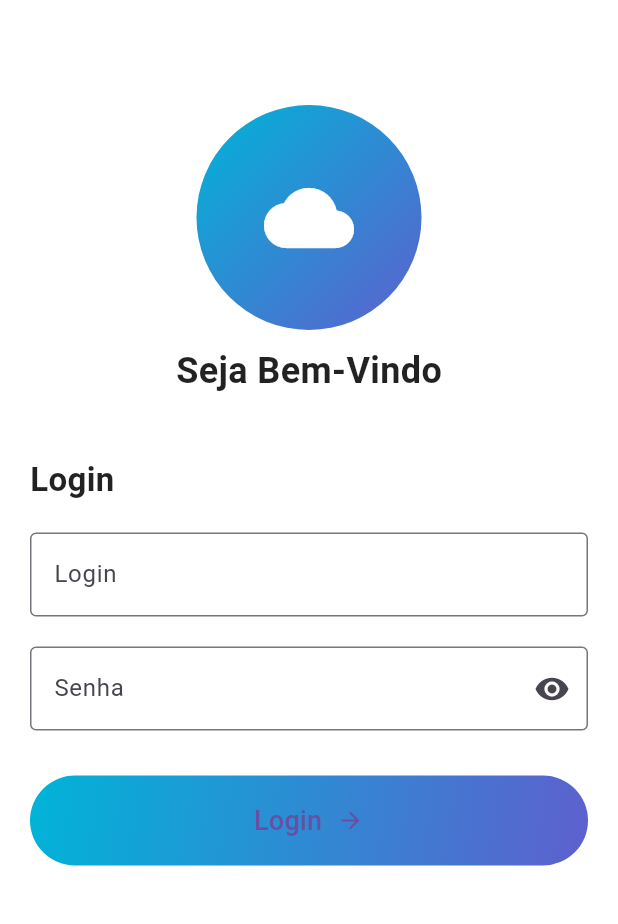
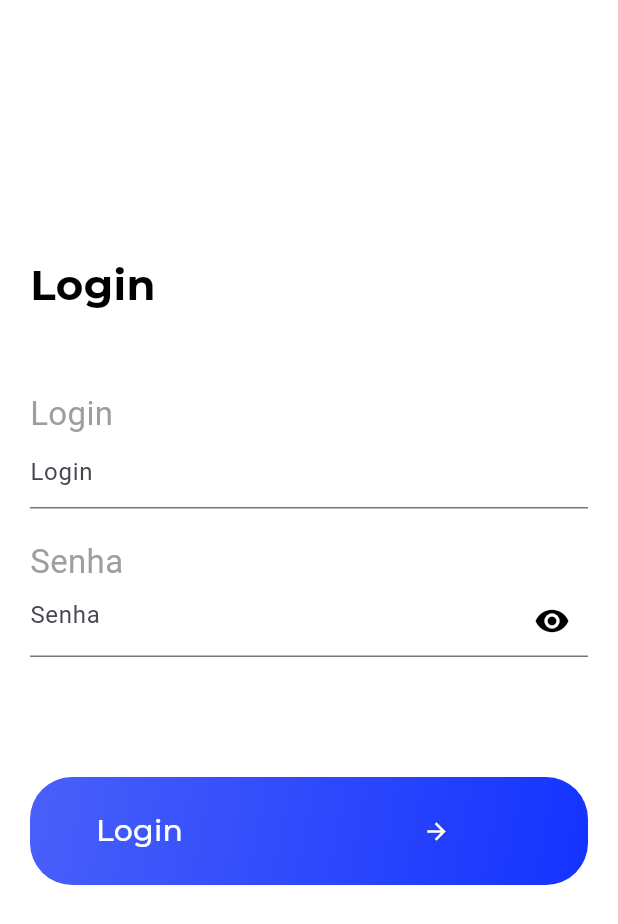
Before and after one commit to JoaoVancea/COPA, a Flutter app: the screen it shows after launch, on a phone screen of 412 x 824 dp. Shown: the top 924 px of the screen. Run offline on Flutter 3.47's test engine with Material 3 defaults, Android fonts, the phone set to English and light mode, and no system bars; our stand-ins replace cloud_firestore, firebase_core, google_fonts; accounts and stored records are empty.

Commit message:
tela login 80% concluida

```diff
--- a/lib/UI/pages/login_page.dart
+++ b/lib/UI/pages/login_page.dart
@@ -1,87 +1,62 @@
 import 'package:flutter/material.dart';
+import 'package:google_fonts/google_fonts.dart';
 
 class LoginScreen extends StatelessWidget {
+  bool _isObscured = true;
   @override
   Widget build(BuildContext context) {
     return Scaffold(
       backgroundColor: Colors.white,
       body: Padding(
-        padding: EdgeInsets.all(20.0),
+        padding: const EdgeInsets.all(20.0),
         child: Column(
           crossAxisAlignment: CrossAxisAlignment.start,
           children: [
-            SizedBox(height: 50),
-            Center(
-              child: Column(
-                children: [
-                  Container(
-                    width: 150,
-                    height: 150,
-                    decoration: BoxDecoration(
-                      shape: BoxShape.circle,
-                      gradient: LinearGradient(
-                        colors: [Color(0xFF00B4D8), Color(0xFF5E60CE)],
-                        begin: Alignment.topLeft,
-                        end: Alignment.bottomRight,
-                      ),
-                    ),
-                    child: Center(
-                      child: Icon(
-                        Icons.cloud,
-                        size: 60,
-                        color: Colors.white,
-                      ),
-                    ),
-                  ),
-                  SizedBox(height: 10),
-                  Text(
-                    'Seja Bem-Vindo',
-                    style: TextStyle(
-                      fontSize: 24,
-                      fontWeight: FontWeight.bold,
-                      color: Colors.black87,
-                    ),
-                  ),
-                ],
+            const SizedBox(height: 150),
+            Text('Login',
+                style: GoogleFonts.montserrat(
+                    fontSize: 28,
+                    fontWeight: FontWeight.bold,
+                    color: Colors.black)),
+            const SizedBox(height: 50),
+            Column(crossAxisAlignment: CrossAxisAlignment.start, children: [
+              Text(
+                'Login',
+                style: GoogleFonts.roboto(
+                    fontWeight: FontWeight.normal,
+                    fontSize: 22,
+                    color: Colors.grey),
               ),
-            ),
-            SizedBox(height: 40),
-            Text(
-              'Login',
-              style: TextStyle(
-                fontSize: 22,
-                fontWeight: FontWeight.bold,
-                color: Colors.black87,
+              const TextField(
+                decoration: InputDecoration(
+                  hintText: 'Login',
+                  border: UnderlineInputBorder(),
+                ),
               ),
-            ),
-            SizedBox(height: 20),
-            TextField(
-              decoration: InputDecoration(
-                labelText: 'Login',
-                border: OutlineInputBorder(),
+            ]),
+            const SizedBox(height: 20),
+            Column(crossAxisAlignment: CrossAxisAlignment.start, children: [
+              Text(
+                'Senha',
+                style: GoogleFonts.roboto(
+                    fontWeight: FontWeight.normal,
+                    fontSize: 22,
+                    color: Colors.grey),
               ),
-            ),
-            SizedBox(height: 20),
-            TextField(
-              obscureText: true,
-              decoration: InputDecoration(
-                labelText: 'Senha',
-                border: OutlineInputBorder(),
-                suffixIcon: Icon(Icons.visibility),
-              ),
-            ),
-            SizedBox(height: 30),
+              PasswordField()
+            ]),
+            const SizedBox(height: 80),
             Center(
               child: Container(
                 width: double.infinity,
-                height: 60,
+                height: 72,
                 decoration: BoxDecoration(
-                  gradient: LinearGradient(
-                    colors: [Color(0xFF00B4D8), Color(0xFF5E60CE)],
+                  gradient: const LinearGradient(
+                    colors: [Color(0xFF4960F9), Color(0xFF1433FF)],
                     begin: Alignment.topLeft,
                     end: Alignment.bottomRight,
                   ),
-                  borderRadius: BorderRadius.circular(30),
+                  borderRadius: BorderRadius.circular(28),
                 ),
                 child: ElevatedButton(
                   style: ElevatedButton.styleFrom(
@@ -93,14 +68,18 @@ class LoginScreen extends StatelessWidget {
                   ),
                   onPressed: () {},
                   child: Row(
-                    mainAxisAlignment: MainAxisAlignment.center,
+                    mainAxisAlignment: MainAxisAlignment.start,
                     children: [
+                      const SizedBox(width: 20),
                       Text(
                         'Login',
-                        style: TextStyle(fontSize: 18),
+                        style: GoogleFonts.montserrat(
+                          fontSize: 20,
+                          color: Colors.white
+                        ),
                       ),
-                      SizedBox(width: 10),
-                      Icon(Icons.arrow_forward),
+                      const SizedBox(width: 160),
+                      const Icon(Icons.arrow_forward, color: Colors.white),
                     ],
                   ),
                 ),
@@ -112,3 +91,36 @@ class LoginScreen extends StatelessWidget {
     );
   }
 }
+
+class PasswordField extends StatefulWidget {
+  @override
+  _PasswordFieldState createState() => _PasswordFieldState();
+}
+
+class _PasswordFieldState extends State<PasswordField> {
+  bool _isObscured = true;
+
+  @override
+  Widget build(BuildContext context) {
+    return Padding(
+      padding: const EdgeInsets.all(0),
+      child: TextField(
+        obscureText: _isObscured,
+        decoration: InputDecoration(
+          hintText: 'Senha',
+          suffixIcon: IconButton(
+            icon: Icon(
+              _isObscured ? Icons.visibility : Icons.visibility_off,
+              color: Colors.black,
+            ),
+            onPressed: () {
+              setState(() {
+                _isObscured = !_isObscured;
+              });
+            },
+          ),
+        ),
+      ),
+    );
+  }
+}
--- a/pubspec.yaml
+++ b/pubspec.yaml
@@ -38,6 +38,7 @@ dependencies:
   firebase_core: ^3.6.0
   firebase_auth: ^5.3.1
   cloud_firestore: ^5.4.4
+  google_fonts: ^6.2.1
 
 dev_dependencies:
   flutter_test:
```
Also changed, not shown: pubspec.lock, 1 other file.
